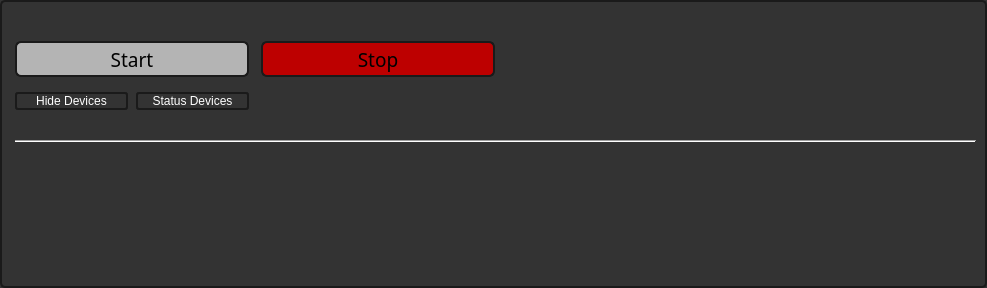
Before: the Qt Designer form multibench/widgets/groupwidget.ui in IlyaZh/Maiman-MCBS, drawn with Qt 5.
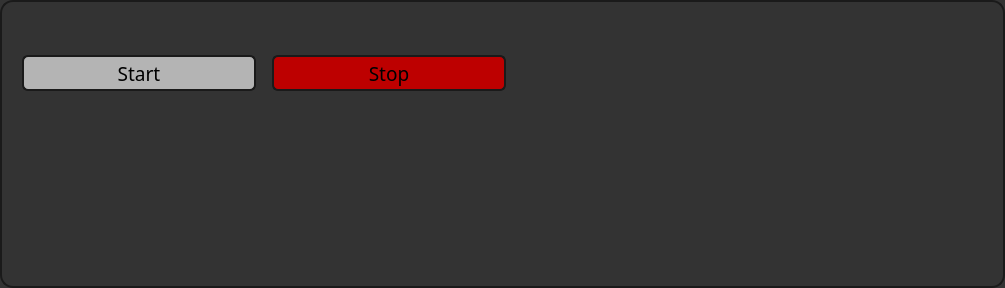
After: the same form once the commit is applied.

What changed in the file:
```diff
--- a/multibench/widgets/groupwidget.ui
+++ b/multibench/widgets/groupwidget.ui
@@ -6,7 +6,7 @@
    <rect>
     <x>0</x>
     <y>0</y>
-    <width>987</width>
+    <width>1005</width>
     <height>288</height>
    </rect>
   </property>
@@ -25,7 +25,7 @@
   <property name="styleSheet">
    <string notr="true">QWidget#GroupWidget {
 border: 2px solid rgb(26,26,26);
-border-radius: 5px;
+border-radius: 13px;
 background: rgb(51,51,51);
 }
 QLabel {
@@ -34,21 +34,174 @@
   </property>
   <layout class="QGridLayout" name="gridLayout">
    <property name="leftMargin">
-    <number>15</number>
+    <number>22</number>
    </property>
    <property name="topMargin">
-    <number>8</number>
+    <number>22</number>
    </property>
    <property name="horizontalSpacing">
-    <number>12</number>
+    <number>16</number>
    </property>
    <property name="verticalSpacing">
-    <number>15</number>
+    <number>14</number>
    </property>
-   <item row="0" column="0" colspan="2">
+   <item row="6" column="0" colspan="4">
+    <widget class="QWidget" name="devicesTable" native="true">
+     <property name="sizePolicy">
+      <sizepolicy hsizetype="MinimumExpanding" vsizetype="MinimumExpanding">
+       <horstretch>0</horstretch>
+       <verstretch>0</verstretch>
+      </sizepolicy>
+     </property>
+    </widget>
+   </item>
+   <item row="2" column="0">
+    <layout class="QHBoxLayout" name="launchTable">
+     <property name="spacing">
+      <number>16</number>
+     </property>
+     <item>
+      <widget class="QPushButton" name="startButton">
+       <property name="sizePolicy">
+        <sizepolicy hsizetype="MinimumExpanding" vsizetype="Fixed">
+         <horstretch>0</horstretch>
+         <verstretch>0</verstretch>
+        </sizepolicy>
+       </property>
+       <property name="minimumSize">
+        <size>
+         <width>234</width>
+         <height>36</height>
+        </size>
+       </property>
+       <property name="maximumSize">
+        <size>
+         <width>234</width>
+         <height>36</height>
+        </size>
+       </property>
+       <property name="font">
+        <font>
+         <family>Poppins</family>
+         <pointsize>14</pointsize>
+        </font>
+       </property>
+       <property name="styleSheet">
+        <string notr="true">border: 2px solid rgb(26,26,26); 
+border-radius: 6px; 
+color: rgb(0,0,0); 
+background: rgb(180,180,180); 
+</string>
+       </property>
+       <property name="text">
+        <string>Start</string>
+       </property>
+      </widget>
+     </item>
+     <item>
+      <widget class="QPushButton" name="stopButton">
+       <property name="sizePolicy">
+        <sizepolicy hsizetype="MinimumExpanding" vsizetype="Fixed">
+         <horstretch>0</horstretch>
+         <verstretch>0</verstretch>
+        </sizepolicy>
+       </property>
+       <property name="minimumSize">
+        <size>
+         <width>234</width>
+         <height>36</height>
+        </size>
+       </property>
+       <property name="maximumSize">
+        <size>
+         <width>234</width>
+         <height>36</height>
+        </size>
+       </property>
+       <property name="font">
+        <font>
+         <family>Poppins</family>
+         <pointsize>14</pointsize>
+        </font>
+       </property>
+       <property name="styleSheet">
+        <string notr="true">border: 2px solid rgb(26,26,26); 
+border-radius: 6px; 
+color: rgb(0,0,0); 
+background: rgb(189,0,0); </string>
+       </property>
+       <property name="text">
+        <string>Stop</string>
+       </property>
+      </widget>
+     </item>
+     <item>
+      <spacer name="horizontalSpacer_4">
+       <property name="orientation">
+        <enum>Qt::Horizontal</enum>
+       </property>
+       <property name="sizeHint" stdset="0">
+        <size>
+         <width>40</width>
+         <height>20</height>
+        </size>
+       </property>
+      </spacer>
+     </item>
+    </layout>
+   </item>
+   <item row="4" column="0">
+    <layout class="QHBoxLayout" name="statusButtontable">
+     <property name="spacing">
+      <number>16</number>
+     </property>
+     <property name="leftMargin">
+      <number>0</number>
+     </property>
+     <property name="topMargin">
+      <number>0</number>
+     </property>
+     <property name="rightMargin">
+      <number>0</number>
+     </property>
+     <item>
+      <spacer name="horizontalSpacer_3">
+       <property name="orientation">
+        <enum>Qt::Horizontal</enum>
+       </property>
+       <property name="sizeType">
+        <enum>QSizePolicy::Expanding</enum>
+       </property>
+       <property name="sizeHint" stdset="0">
+        <size>
+         <width>250</width>
+         <height>21</height>
+        </size>
+       </property>
+      </spacer>
+     </item>
+    </layout>
+   </item>
+   <item row="2" column="1" colspan="2">
+    <spacer name="horizontalSpacer">
+     <property name="orientation">
+      <enum>Qt::Horizontal</enum>
+     </property>
+     <property name="sizeHint" stdset="0">
+      <size>
+       <width>400</width>
+       <height>20</height>
+      </size>
+     </property>
+    </spacer>
+   </item>
+   <item row="0" column="0">
     <layout class="QHBoxLayout" name="nameTable">
      <property name="spacing">
-      <number>12</number>
+      <number>16</number>
+     </property>
+     <property name="bottomMargin">
+      <number>3</number>
      </property>
      <item>
       <widget class="QLabel" name="linkLabel">
@@ -60,8 +213,14 @@
        </property>
        <property name="minimumSize">
         <size>
-         <width>18</width>
-         <height>18</height>
+         <width>16</width>
+         <height>16</height>
+        </size>
+       </property>
+       <property name="maximumSize">
+        <size>
+         <width>16</width>
+         <height>16</height>
         </size>
        </property>
        <property name="styleSheet">
@@ -79,156 +238,29 @@
        </property>
       </widget>
      </item>
-    </layout>
-   </item>
-   <item row="7" column="0" colspan="4">
-    <widget class="QWidget" name="devicesTable" native="true">
-     <property name="sizePolicy">
-      <sizepolicy hsizetype="MinimumExpanding" vsizetype="MinimumExpanding">
-       <horstretch>0</horstretch>
-       <verstretch>0</verstretch>
-      </sizepolicy>
-     </property>
-    </widget>
-   </item>
-   <item row="4" column="0">
-    <layout class="QHBoxLayout" name="statusButtontable">
-     <property name="spacing">
-      <number>8</number>
-     </property>
-     <property name="rightMargin">
-      <number>0</number>
-     </property>
      <item>
-      <widget class="QPushButton" name="hideButton">
-       <property name="styleSheet">
-        <string notr="true">      border: 2px solid rgb(26,26,26);
-border-radius: 3px;
-background: rgb(51,51,51);
-color: rgb(255,255,255);
-      padding: 0px;
-      margin-left: 0px;
-      margin-bottom: 15px;</string>
+      <spacer name="horizontalSpacer_2">
+       <property name="orientation">
+        <enum>Qt::Horizontal</enum>
        </property>
-       <property name="text">
-        <string>Hide Devices</string>
+       <property name="sizeHint" stdset="0">
+        <size>
+         <width>0</width>
+         <height>0</height>
+        </size>
        </property>
-      </widget>
+      </spacer>
      </item>
-     <item>
-      <widget class="QPushButton" name="statusButton">
-       <property name="styleSheet">
-        <string notr="true">      border: 2px solid rgb(26,26,26);
-border-radius: 3px;
-background: rgb(51,51,51);
-color: rgb(255,255,255);
-      padding: 0px;
-      margin-left: 0px;
-      margin-bottom: 15px;</string>
-       </property>
-       <property name="text">
-        <string>Status Devices</string>
-       </property>
-      </widget>
-     </item>
     </layout>
    </item>
-   <item row="2" column="0" rowspan="2">
-    <widget class="QPushButton" name="startButton">
-     <property name="sizePolicy">
-      <sizepolicy hsizetype="MinimumExpanding" vsizetype="Fixed">
-       <horstretch>0</horstretch>
-       <verstretch>0</verstretch>
-      </sizepolicy>
-     </property>
-     <property name="minimumSize">
-      <size>
-       <width>234</width>
-       <height>36</height>
-      </size>
-     </property>
-     <property name="maximumSize">
-      <size>
-       <width>234</width>
-       <height>36</height>
-      </size>
-     </property>
-     <property name="font">
-      <font>
-       <family>Share Tech Mono</family>
-       <pointsize>14</pointsize>
-      </font>
-     </property>
-     <property name="styleSheet">
-      <string notr="true">border: 2px solid rgb(26,26,26); 
-border-radius: 6px; 
-color: rgb(0,0,0); 
-background: rgb(180,180,180); 
-</string>
-     </property>
-     <property name="text">
-      <string>Start</string>
-     </property>
-    </widget>
-   </item>
-   <item row="2" column="1" rowspan="2">
-    <widget class="QPushButton" name="stopButton">
-     <property name="sizePolicy">
-      <sizepolicy hsizetype="MinimumExpanding" vsizetype="Fixed">
-       <horstretch>0</horstretch>
-       <verstretch>0</verstretch>
-      </sizepolicy>
-     </property>
-     <property name="minimumSize">
-      <size>
-       <width>234</width>
-       <height>36</height>
-      </size>
-     </property>
-     <property name="maximumSize">
-      <size>
-       <width>234</width>
-       <height>36</height>
-      </size>
-     </property>
-     <property name="font">
-      <font>
-       <family>Share Tech Mono</family>
-       <pointsize>14</pointsize>
-      </font>
-     </property>
-     <property name="styleSheet">
-      <string notr="true">border: 2px solid rgb(26,26,26); 
-border-radius: 6px; 
-color: rgb(0,0,0); 
-background: rgb(189,0,0); </string>
-     </property>
-     <property name="text">
-      <string>Stop</string>
-     </property>
-    </widget>
-   </item>
-   <item row="6" column="0" colspan="4">
-    <widget class="Line" name="line">
-     <property name="sizePolicy">
-      <sizepolicy hsizetype="Expanding" vsizetype="Fixed">
-       <horstretch>0</horstretch>
-       <verstretch>0</verstretch>
-      </sizepolicy>
-     </property>
-     <property name="orientation">
-      <enum>Qt::Horizontal</enum>
-     </property>
-    </widget>
-   </item>
-   <item row="2" column="2">
-    <spacer name="horizontalSpacer">
+   <item row="4" column="1" colspan="2">
+    <spacer name="horizontalSpacer_5">
      <property name="orientation">
       <enum>Qt::Horizontal</enum>
      </property>
      <property name="sizeHint" stdset="0">
       <size>
-       <width>0</width>
+       <width>400</width>
        <height>20</height>
       </size>
      </property>
```
